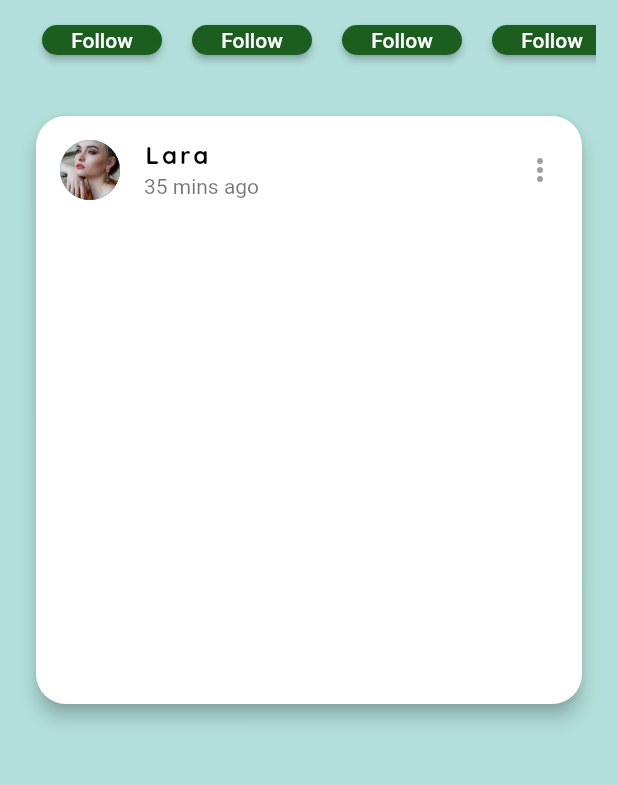
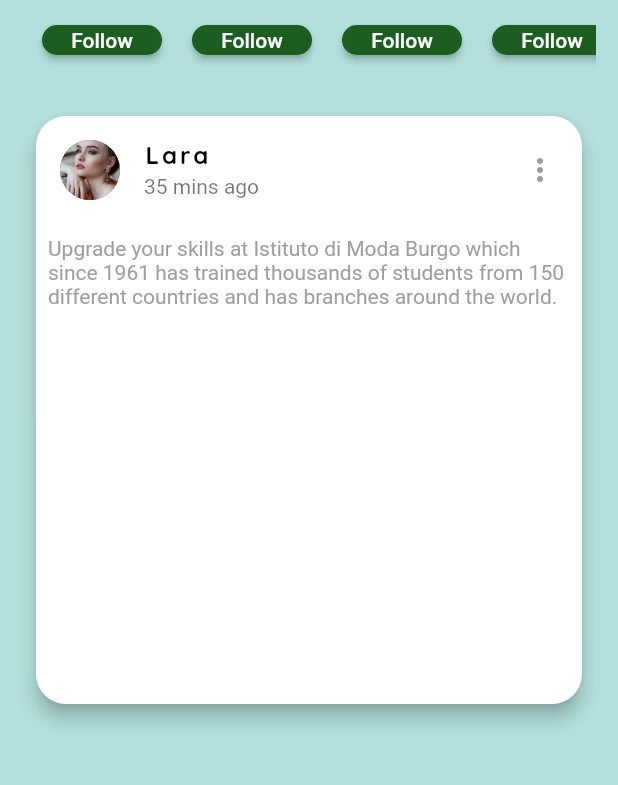
Before and after one commit to tahaturan/flutter_fashion_app, a Flutter app: the screen it shows after launch, on a phone screen of 412 x 824 dp, the part 229-1014 px from its top. Run offline on Flutter 3.47's test engine with Material 2 defaults, Android fonts, the phone set to English and light mode, and no system bars; our stand-ins replace google_fonts; Roboto replaces fonts that are missing (Abel).

Commit message:
parcalama islemleri

```diff
--- a/lib/constants/app_constants.dart
+++ b/lib/constants/app_constants.dart
@@ -21,4 +21,9 @@ class Constants {
   static final Color appbarBtnColor = Colors.green.shade900;
   //*Appbar Button text
   static const String appbarBtnText = "Follow";
+
+  static const String cardDefauldString =
+      "Upgrade your skills at Istituto di Moda Burgo which since 1961 has trained thousands of students from 150 different countries and has branches around the world.";
+  static final TextStyle defauldStringStyle =
+      GoogleFonts.abel(color: Colors.grey);
 }
--- /dev/null
+++ b/lib/widgets/body_card_info.dart
@@ -0,0 +1,46 @@
+import 'package:flutter/material.dart';
+import 'package:flutter_fashion_app/constants/app_constants.dart';
+import 'package:flutter_fashion_app/constants/image_string.dart';
+import 'package:flutter_fashion_app/widgets/card_info_dropdown_btn.dart';
+
+class BodyCardInfo extends StatelessWidget {
+  const BodyCardInfo({
+    Key? key,
+  }) : super(key: key);
+
+  @override
+  Widget build(BuildContext context) {
+    return Padding(
+      padding: const EdgeInsets.all(20.0),
+      child: SizedBox(
+        height: 400,
+        width: double.infinity,
+        child: Card(
+          elevation: 5,
+          shape: RoundedRectangleBorder(
+            borderRadius: BorderRadius.circular(20),
+          ),
+          child: Column(
+            children: [
+              ListTile(
+                leading: const CircleAvatar(
+                  backgroundImage: AssetImage(ImageString.appBarListImage1),
+                ),
+                title: Text("Lara", style: Constants.anaBaslikStyle),
+                subtitle: const Text("35 mins ago"),
+                trailing: const CardInfoDropDownBtn(),
+              ),
+              Padding(
+                padding: const EdgeInsets.all(8.0),
+                child: Text(
+                  Constants.cardDefauldString,
+                  style: Constants.defauldStringStyle,
+                ),
+              ),
+            ],
+          ),
+        ),
+      ),
+    );
+  }
+}
--- a/lib/widgets/body_listview.dart
+++ b/lib/widgets/body_listview.dart
@@ -1,6 +1,5 @@
 import 'package:flutter/material.dart';
-import 'package:flutter_fashion_app/constants/app_constants.dart';
-import 'package:flutter_fashion_app/constants/image_string.dart';
+import 'package:flutter_fashion_app/widgets/body_card_info.dart';
 import 'package:flutter_fashion_app/widgets/body_profile_list.dart';
 
 class BodyListView extends StatelessWidget {
@@ -11,61 +10,10 @@ class BodyListView extends StatelessWidget {
   @override
   Widget build(BuildContext context) {
     return ListView(
-      children: [
-        const BodyProfileList(),
-        Padding(
-          padding: const EdgeInsets.all(20.0),
-          child: SizedBox(
-            height: 400,
-            width: double.infinity,
-            child: Card(
-              elevation: 5,
-              shape: RoundedRectangleBorder(
-                borderRadius: BorderRadius.circular(20),
-              ),
-              child: Column(
-                children: [
-                  ListTile(
-                    leading: const CircleAvatar(
-                      backgroundImage: AssetImage(ImageString.appBarListImage1),
-                    ),
-                    title: Text("Lara", style: Constants.anaBaslikStyle),
-                    subtitle: const Text("35 mins ago"),
-                    trailing: _cardInfodorpDownBtn(),
-                  )
-                ],
-              ),
-            ),
-          ),
-        )
+      children: const [
+        BodyProfileList(),
+        BodyCardInfo(),
       ],
     );
   }
-
-  DropdownButton<int> _cardInfodorpDownBtn() {
-    return DropdownButton(
-      underline: Container(),
-      icon: const Icon(
-        Icons.more_vert,
-        color: Colors.grey,
-      ),
-      items: [
-        DropdownMenuItem(
-          value: 1,
-          child: Row(
-            mainAxisAlignment: MainAxisAlignment.spaceBetween,
-            children: const [Text("Send"), Icon(Icons.send)],
-          ),
-        ),
-        DropdownMenuItem(
-          value: 2,
-          child: Row(
-            mainAxisAlignment: MainAxisAlignment.spaceBetween,
-            children: const [Text("Share"), Icon(Icons.share)],
-          ),
-        )
-      ],
-      onChanged: (deger) {},
-    );
-  }
 }
--- /dev/null
+++ b/lib/widgets/card_info_dropdown_btn.dart
@@ -0,0 +1,35 @@
+import 'package:flutter/material.dart';
+
+class CardInfoDropDownBtn extends StatelessWidget {
+  const CardInfoDropDownBtn({
+    Key? key,
+  }) : super(key: key);
+
+  @override
+  Widget build(BuildContext context) {
+    return DropdownButton(
+      underline: Container(),
+      icon: const Icon(
+        Icons.more_vert,
+        color: Colors.grey,
+      ),
+      items: [
+        DropdownMenuItem(
+          value: 1,
+          child: Row(
+            mainAxisAlignment: MainAxisAlignment.spaceBetween,
+            children: const [Text("Send"), Icon(Icons.send)],
+          ),
+        ),
+        DropdownMenuItem(
+          value: 2,
+          child: Row(
+            mainAxisAlignment: MainAxisAlignment.spaceBetween,
+            children: const [Text("Share"), Icon(Icons.share)],
+          ),
+        )
+      ],
+      onChanged: (deger) {},
+    );
+  }
+}
```
